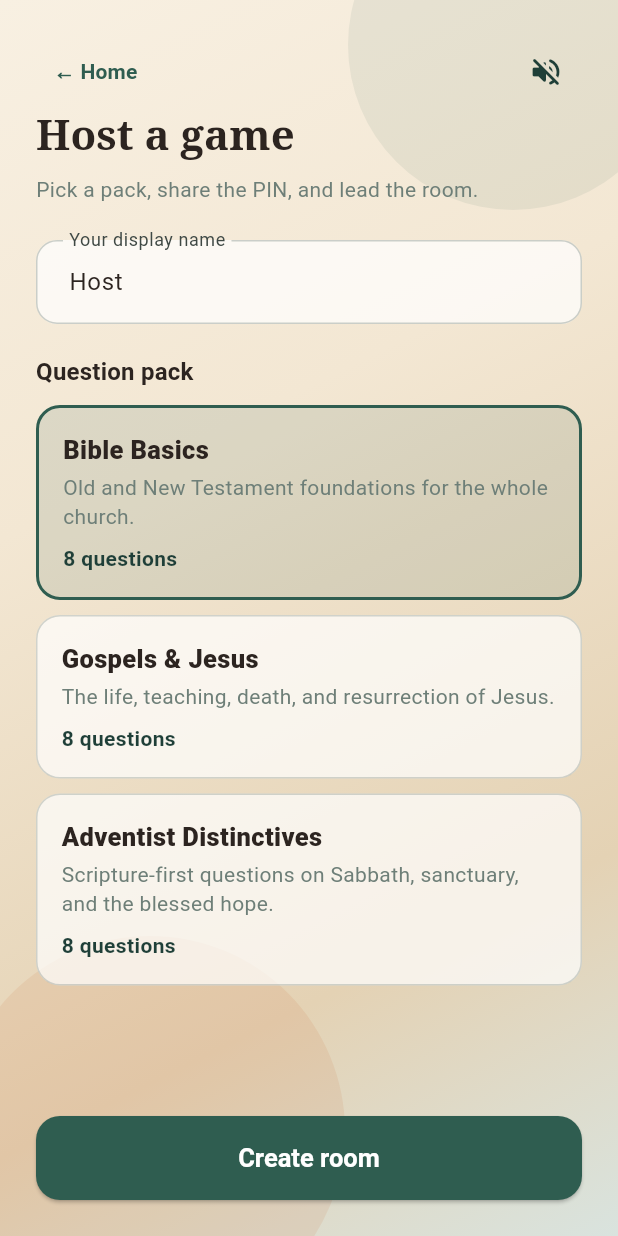
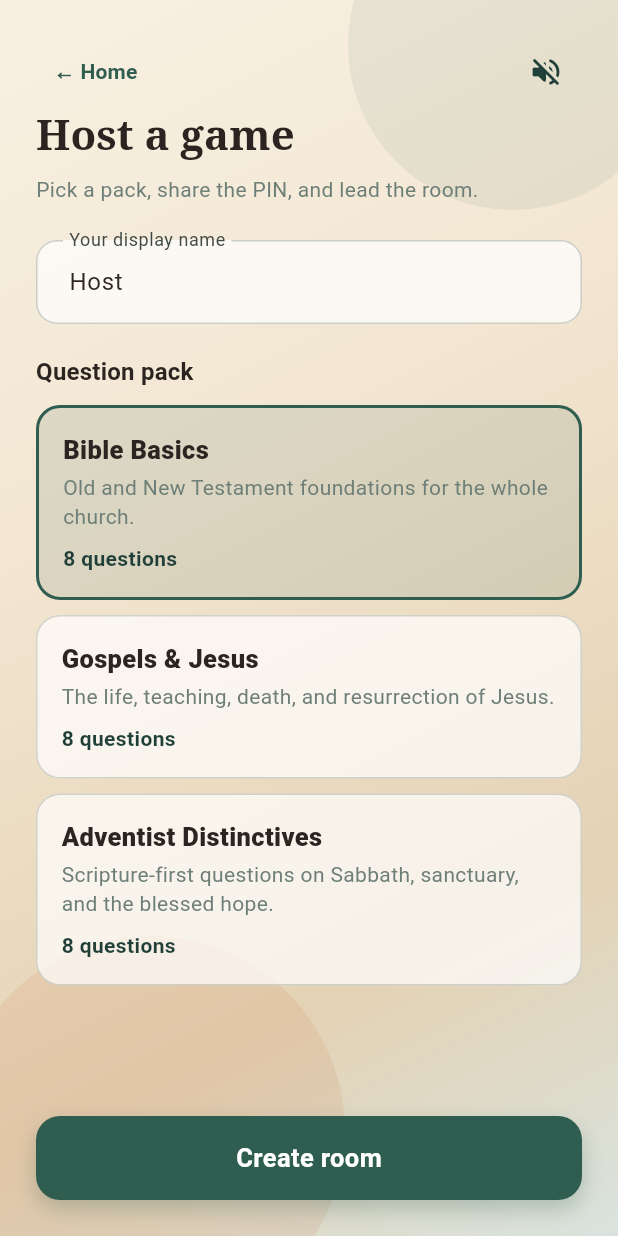
Before and after one commit to oluwasegunilori/adventquiz, a Flutter app: the screen it shows after launch, after a tap on the "volume up" icon, after a tap on "Host a game", on a phone screen of 412 x 824 dp. Run offline on Flutter 3.47's test engine with Material 3 defaults, Android fonts, the phone set to English and light mode, and no system bars; our stand-ins replace audioplayers, cloud_firestore, firebase_auth, firebase_core, go_router, shared_preferences; accounts and stored records are empty; Roboto replaces fonts that are missing (Helvetica Neue).

Commit message:
fix: unlock web audio and add bounce click feedback
Chrome blocks sound until a user gesture; unlock on tap, pool players
for overlapping clicks, and bounce primary/answer buttons with louder SFX.

Co-authored-by: Cursor <cursoragent@cursor.com>

```diff
--- a/lib/features/home/home_screen.dart
+++ b/lib/features/home/home_screen.dart
@@ -1,10 +1,9 @@
 import 'package:flutter/material.dart';
 import 'package:go_router/go_router.dart';
-import 'package:provider/provider.dart';
 
-import '../../services/sound_service.dart';
 import '../../theme/app_theme.dart';
 import '../../widgets/atmosphere_background.dart';
+import '../../widgets/bounce_buttons.dart';
 import '../../widgets/motion.dart';
 import '../../widgets/mute_button.dart';
 
@@ -15,8 +14,6 @@ class HomeScreen extends StatelessWidget {
 
   @override
   Widget build(BuildContext context) {
-    final sounds = context.read<SoundService>();
-
     return Scaffold(
       body: AtmosphereBackground(
         child: SafeArea(
@@ -53,22 +50,16 @@ class HomeScreen extends StatelessWidget {
                 const Spacer(),
                 PopIn(
                   delay: const Duration(milliseconds: 180),
-                  child: ElevatedButton(
-                    onPressed: () {
-                      sounds.play(GameSound.click);
-                      context.go('/host');
-                    },
+                  child: BounceFilledButton(
+                    onPressed: () => context.go('/host'),
                     child: const Text('Host a game'),
                   ),
                 ),
                 const SizedBox(height: 14),
                 PopIn(
                   delay: const Duration(milliseconds: 260),
-                  child: OutlinedButton(
-                    onPressed: () {
-                      sounds.play(GameSound.click);
-                      context.go('/join');
-                    },
+                  child: BounceOutlinedButton(
+                    onPressed: () => context.go('/join'),
                     child: const Text('Join with PIN'),
                   ),
                 ),
--- a/lib/features/host/host_setup_screen.dart
+++ b/lib/features/host/host_setup_screen.dart
@@ -5,9 +5,10 @@ import 'package:provider/provider.dart';
 import '../../data/pack_loader.dart';
 import '../../data/room_repository.dart';
 import '../../models/quiz_pack.dart';
-import '../../services/sound_service.dart';
 import '../../theme/app_theme.dart';
 import '../../widgets/atmosphere_background.dart';
+import '../../widgets/bounce_buttons.dart';
+import '../../widgets/bounce_tap.dart';
 import '../../widgets/mute_button.dart';
 
 class HostSetupScreen extends StatefulWidget {
@@ -50,7 +51,6 @@ class _HostSetupScreenState extends State<HostSetupScreen> {
   Future<void> _create() async {
     final pack = _selected;
     if (pack == null) return;
-    context.read<SoundService>().play(GameSound.click);
     setState(() {
       _creating = true;
       _error = null;
@@ -128,14 +128,8 @@ class _HostSetupScreenState extends State<HostSetupScreen> {
                           itemBuilder: (context, index) {
                             final pack = _packs[index];
                             final selected = _selected?.id == pack.id;
-                            return InkWell(
-                              borderRadius: BorderRadius.circular(16),
-                              onTap: () {
-                                context
-                                    .read<SoundService>()
-                                    .play(GameSound.click);
-                                setState(() => _selected = pack);
-                              },
+                            return BounceTap(
+                              onTap: () => setState(() => _selected = pack),
                               child: AnimatedContainer(
                                 duration: const Duration(milliseconds: 180),
                                 padding: const EdgeInsets.all(16),
@@ -192,7 +186,7 @@ class _HostSetupScreenState extends State<HostSetupScreen> {
                         ),
                       ],
                       const SizedBox(height: 12),
-                      ElevatedButton(
+                      BounceFilledButton(
                         onPressed: _creating ? null : _create,
                         child: Text(_creating ? 'Creating…' : 'Create room'),
                       ),
--- a/lib/features/player/join_screen.dart
+++ b/lib/features/player/join_screen.dart
@@ -4,9 +4,9 @@ import 'package:go_router/go_router.dart';
 import 'package:provider/provider.dart';
 
 import '../../data/room_repository.dart';
-import '../../services/sound_service.dart';
 import '../../theme/app_theme.dart';
 import '../../widgets/atmosphere_background.dart';
+import '../../widgets/bounce_buttons.dart';
 import '../../widgets/mute_button.dart';
 
 class JoinScreen extends StatefulWidget {
@@ -28,7 +28,6 @@ class _JoinScreenState extends State<JoinScreen> {
       setState(() => _error = 'Enter the 6-digit PIN');
       return;
     }
-    context.read<SoundService>().play(GameSound.click);
     setState(() {
       _joining = true;
       _error = null;
@@ -40,7 +39,6 @@ class _JoinScreenState extends State<JoinScreen> {
         nickname: _nameController.text,
       );
       if (!mounted) return;
-      context.read<SoundService>().play(GameSound.join);
       context.go('/room/${room.id}');
     } catch (e) {
       setState(() {
@@ -128,7 +126,7 @@ class _JoinScreenState extends State<JoinScreen> {
                   ),
                 ],
                 const SizedBox(height: 20),
-                ElevatedButton(
+                BounceFilledButton(
                   onPressed: _joining ? null : _join,
                   child: Text(_joining ? 'Joining…' : 'Join'),
                 ),
--- a/lib/services/sound_service.dart
+++ b/lib/services/sound_service.dart
@@ -20,31 +20,81 @@ class SoundService extends ChangeNotifier {
   SoundService();
 
   static const _muteKey = 'adventquiz_muted';
-  final AudioPlayer _player = AudioPlayer();
+
+  /// Pool so rapid clicks don't cancel each other on web.
+  final List<AudioPlayer> _pool = [];
+  int _poolIndex = 0;
   bool _muted = false;
   bool _ready = false;
+  bool _unlocked = false;
+  Future<void>? _initFuture;
   int _lastTickSecond = -1;
 
   bool get muted => _muted;
   bool get ready => _ready;
+  bool get unlocked => _unlocked;
 
-  Future<void> init() async {
-    final prefs = await SharedPreferences.getInstance();
-    _muted = prefs.getBool(_muteKey) ?? false;
-    await _player.setReleaseMode(ReleaseMode.stop);
-    await _player.setVolume(0.85);
-    _ready = true;
-    notifyListeners();
+  Future<void> init() {
+    return _initFuture ??= _doInit();
+  }
+
+  Future<void> _doInit() async {
+    try {
+      final prefs = await SharedPreferences.getInstance();
+      _muted = prefs.getBool(_muteKey) ?? false;
+
+      // Web needs a user gesture before audio works; we still prep players.
+      for (var i = 0; i < 4; i++) {
+        final p = AudioPlayer(playerId: 'adventquiz_$i');
+        await p.setReleaseMode(ReleaseMode.stop);
+        await p.setVolume(1.0);
+        if (!kIsWeb) {
+          await p.setPlayerMode(PlayerMode.lowLatency);
+        }
+        _pool.add(p);
+      }
+      _ready = true;
+      notifyListeners();
+    } catch (e, st) {
+      debugPrint('SoundService.init failed: $e\n$st');
+      rethrow;
+    }
   }
 
   Future<void> toggleMute() async {
+    await init();
     _muted = !_muted;
     final prefs = await SharedPreferences.getInstance();
     await prefs.setBool(_muteKey, _muted);
     if (_muted) {
-      await _player.stop();
+      for (final p in _pool) {
+        await p.stop();
+      }
+    } else {
+      // Unmuting is a user gesture — unlock web audio.
+      await unlock();
+      await play(GameSound.click);
     }
     notifyListeners();
+  }
+
+  /// Call from any button tap. Required for Chrome/Safari autoplay policy.
+  Future<void> unlock() async {
+    if (_unlocked) return;
+    await init();
+    if (_pool.isEmpty) return;
+    try {
+      final p = _pool.first;
+      await p.setVolume(0.001);
+      await p.play(AssetSource(_asset(GameSound.click)));
+      await Future<void>.delayed(const Duration(milliseconds: 40));
+      await p.stop();
+      await p.setVolume(1.0);
+      _unlocked = true;
+      notifyListeners();
+    } catch (e) {
+      debugPrint('Audio unlock failed: $e');
+    }
   }
 
   String _asset(GameSound sound) {
@@ -63,14 +113,34 @@ class SoundService extends ChangeNotifier {
     };
   }
 
+  double _volumeFor(GameSound sound) {
+    return switch (sound) {
+      GameSound.click || GameSound.select => 1.0,
+      GameSound.tick || GameSound.tickUrgent => 0.7,
+      _ => 0.95,
+    };
+  }
+
   Future<void> play(GameSound sound) async {
-    if (_muted || !_ready) return;
     try {
-      await _player.stop();
-      await _player.play(AssetSource(_asset(sound)));
+      await init();
+      if (_muted || _pool.isEmpty) return;
+      if (!_unlocked) {
+        await unlock();
+      }
+      final player = _pool[_poolIndex % _pool.length];
+      _poolIndex++;
+      await player.stop();
+      await player.setVolume(_volumeFor(sound));
+      await player.play(AssetSource(_asset(sound)));
     } catch (e) {
-      debugPrint('Sound play failed: $e');
+      debugPrint('Sound play failed ($sound): $e');
     }
+  }
+
+  /// Fire-and-forget click for UI buttons.
+  void tap() {
+    unawaited(play(GameSound.click));
   }
 
   void maybeTick(int remainingMs) {
@@ -82,14 +152,22 @@ class SoundService extends ChangeNotifier {
     }
     if (seconds == _lastTickSecond) return;
     _lastTickSecond = seconds;
-    play(seconds <= 3 ? GameSound.tickUrgent : GameSound.tick);
+    unawaited(play(seconds <= 3 ? GameSound.tickUrgent : GameSound.tick));
   }
 
   void resetTickGate() => _lastTickSecond = -1;
 
   @override
   void dispose() {
-    _player.dispose();
+    for (final p in _pool) {
+      p.dispose();
+    }
     super.dispose();
   }
 }
+
+void unawaited(Future<void> future) {
+  future.catchError((Object e, StackTrace st) {
+    debugPrint('Sound async error: $e\n$st');
+  });
+}
--- /dev/null
+++ b/lib/widgets/bounce_buttons.dart
@@ -0,0 +1,108 @@
+import 'package:flutter/material.dart';
+
+import '../services/sound_service.dart';
+import '../theme/app_theme.dart';
+import 'bounce_tap.dart';
+
+/// Bouncy primary / outline buttons matching AdventQuiz theme.
+class BounceFilledButton extends StatelessWidget {
+  const BounceFilledButton({
+    super.key,
+    required this.onPressed,
+    required this.child,
+    this.sound = GameSound.click,
+  });
+
+  final VoidCallback? onPressed;
+  final Widget child;
+  final GameSound sound;
+
+  @override
+  Widget build(BuildContext context) {
+    final enabled = onPressed != null;
+    return BounceTap(
+      enabled: enabled,
+      sound: sound,
+      onTap: onPressed,
+      child: AnimatedOpacity(
+        duration: const Duration(milliseconds: 150),
+        opacity: enabled ? 1 : 0.45,
+        child: Container(
+          constraints: const BoxConstraints(minWidth: 220, minHeight: 56),
+          padding: const EdgeInsets.symmetric(horizontal: 28, vertical: 16),
+          decoration: BoxDecoration(
+            color: AppColors.forest,
+            borderRadius: BorderRadius.circular(16),
+            boxShadow: [
+              BoxShadow(
+                color: AppColors.forest.withValues(alpha: 0.28),
+                blurRadius: 12,
+                offset: const Offset(0, 6),
+              ),
+            ],
+          ),
+          alignment: Alignment.center,
+          child: DefaultTextStyle.merge(
+            style: const TextStyle(
+              color: Colors.white,
+              fontSize: 17,
+              fontWeight: FontWeight.w700,
+            ),
+            child: IconTheme.merge(
+              data: const IconThemeData(color: Colors.white),
+              child: child,
+            ),
+          ),
+        ),
+      ),
+    );
+  }
+}
+
+class BounceOutlinedButton extends StatelessWidget {
+  const BounceOutlinedButton({
+    super.key,
+    required this.onPressed,
+    required this.child,
+    this.sound = GameSound.click,
+  });
+
+  final VoidCallback? onPressed;
+  final Widget child;
+  final GameSound sound;
+
+  @override
+  Widget build(BuildContext context) {
+    final enabled = onPressed != null;
+    return BounceTap(
+      enabled: enabled,
+      sound: sound,
+      onTap: onPressed,
+      child: AnimatedOpacity(
+        duration: const Duration(milliseconds: 150),
+        opacity: enabled ? 1 : 0.45,
+        child: Container(
+          constraints: const BoxConstraints(minWidth: 220, minHeight: 56),
+          padding: const EdgeInsets.symmetric(horizontal: 28, vertical: 16),
+          decoration: BoxDecoration(
+            color: Colors.transparent,
+            borderRadius: BorderRadius.circular(16),
+            border: Border.all(color: AppColors.forest, width: 2),
+          ),
+          alignment: Alignment.center,
+          child: DefaultTextStyle.merge(
+            style: const TextStyle(
+              color: AppColors.forestDeep,
+              fontSize: 17,
+              fontWeight: FontWeight.w700,
+            ),
+            child: IconTheme.merge(
+              data: const IconThemeData(color: AppColors.forestDeep),
+              child: child,
+            ),
+          ),
+        ),
+      ),
+    );
+  }
+}
--- /dev/null
+++ b/lib/widgets/bounce_tap.dart
@@ -0,0 +1,86 @@
+import 'package:flutter/material.dart';
+import 'package:provider/provider.dart';
+
+import '../services/sound_service.dart';
+
+/// Bouncy tap target that unlocks web audio + plays a UI click.
+class BounceTap extends StatefulWidget {
+  const BounceTap({
+    super.key,
+    required this.child,
+    required this.onTap,
+    this.enabled = true,
+    this.sound = GameSound.click,
+    this.playSound = true,
+  });
+
+  final Widget child;
+  final VoidCallback? onTap;
+  final bool enabled;
+  final GameSound sound;
+  final bool playSound;
+
+  @override
+  State<BounceTap> createState() => _BounceTapState();
+}
+
+class _BounceTapState extends State<BounceTap>
+    with SingleTickerProviderStateMixin {
+  late final AnimationController _controller = AnimationController(
+    vsync: this,
+    duration: const Duration(milliseconds: 200),
+  );
+
+  late final Animation<double> _scale = TweenSequence<double>([
+    TweenSequenceItem(
+      tween: Tween<double>(begin: 1, end: 0.9)
+          .chain(CurveTween(curve: Curves.easeOut)),
+      weight: 35,
+    ),
+    TweenSequenceItem(
+      tween: Tween<double>(begin: 0.9, end: 1.08)
+          .chain(CurveTween(curve: Curves.easeOutBack)),
+      weight: 45,
+    ),
+    TweenSequenceItem(
+      tween: Tween<double>(begin: 1.08, end: 1)
+          .chain(CurveTween(curve: Curves.easeOut)),
+      weight: 20,
+    ),
+  ]).animate(_controller);
+
+  Future<void> _handleTap() async {
+    if (!widget.enabled || widget.onTap == null) return;
+    final sounds = context.read<SoundService>();
+    await sounds.unlock();
+    if (widget.playSound) {
+      await sounds.play(widget.sound);
+    }
+    _controller.forward(from: 0);
+    widget.onTap!();
+  }
+
+  @override
+  void dispose() {
+    _controller.dispose();
+    super.dispose();
+  }
+
+  @override
+  Widget build(BuildContext context) {
+    return AnimatedBuilder(
+      animation: _scale,
+      builder: (context, child) {
+        return Transform.scale(scale: _scale.value, child: child);
+      },
+      child: Material(
+        type: MaterialType.transparency,
+        child: InkWell(
+          onTap: widget.enabled ? _handleTap : null,
+          borderRadius: BorderRadius.circular(16),
+          child: widget.child,
+        ),
+      ),
+    );
+  }
+}
--- a/lib/widgets/mute_button.dart
+++ b/lib/widgets/mute_button.dart
@@ -12,11 +12,16 @@ class MuteButton extends StatelessWidget {
     final sounds = context.watch<SoundService>();
     return IconButton(
       tooltip: sounds.muted ? 'Unmute' : 'Mute',
-      onPressed: () {
-        sounds.toggleMute();
+      onPressed: () async {
+        await sounds.unlock();
+        await sounds.toggleMute();
       },
       icon: AnimatedSwitcher(
         duration: const Duration(milliseconds: 200),
+        transitionBuilder: (child, anim) => ScaleTransition(
+          scale: anim,
+          child: child,
+        ),
         child: Icon(
           sounds.muted ? Icons.volume_off_rounded : Icons.volume_up_rounded,
           key: ValueKey(sounds.muted),
```
Also changed, not shown: lib/features/game/game_controller.dart (+6 -22 lines), lib/features/game/game_room_screen.dart (+9 -11 lines), lib/widgets/answer_button.dart (+39 -16 lines), 2 other files.
